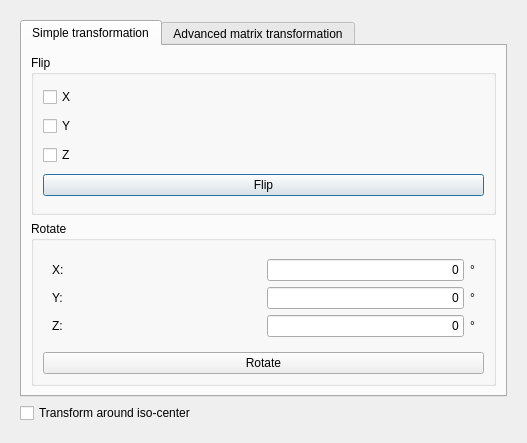
isis-group/vast, file plugins/OrientationCorrection/forms/orientationcorrection.ui: the form before one commit.
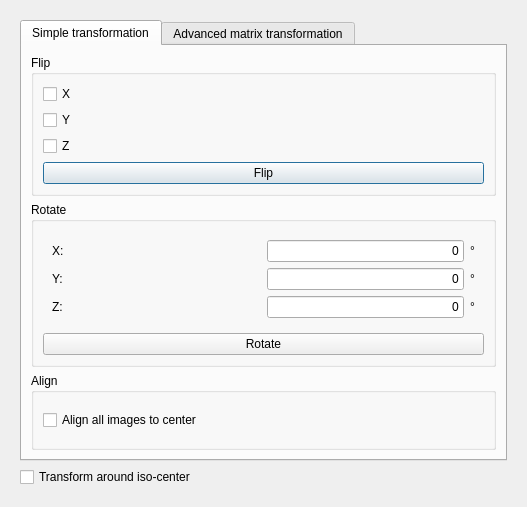
The form after the commit.

Commit message: add capability to orientation correction to align all images to center

Diff of the .ui file:
```diff
--- a/plugins/OrientationCorrection/forms/orientationcorrection.ui
+++ b/plugins/OrientationCorrection/forms/orientationcorrection.ui
@@ -7,7 +7,7 @@
     <x>0</x>
     <y>0</y>
     <width>527</width>
-    <height>443</height>
+    <height>507</height>
    </rect>
   </property>
   <property name="windowTitle">
@@ -174,6 +174,22 @@
             </layout>
            </widget>
           </item>
+          <item>
+           <widget class="QGroupBox" name="groupBox_3">
+            <property name="title">
+             <string>Align</string>
+            </property>
+            <layout class="QVBoxLayout" name="verticalLayout_5">
+             <item>
+              <widget class="QCheckBox" name="alignCheck">
+               <property name="text">
+                <string>Align all images to center</string>
+               </property>
+              </widget>
+             </item>
+            </layout>
+           </widget>
+          </item>
          </layout>
         </widget>
         <widget class="QWidget" name="tab_2">
```
Left out of the diff: 2 changed lines with no effect on the pictures. The commit also changes 7 other files.
